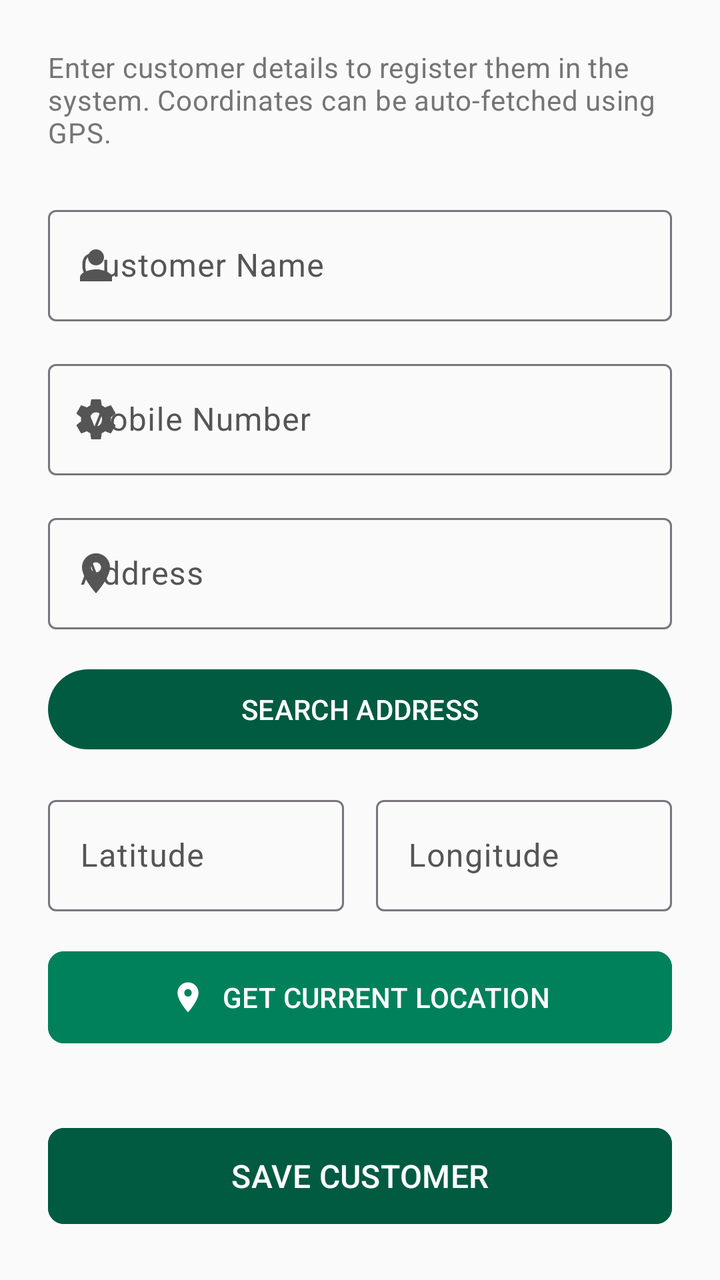
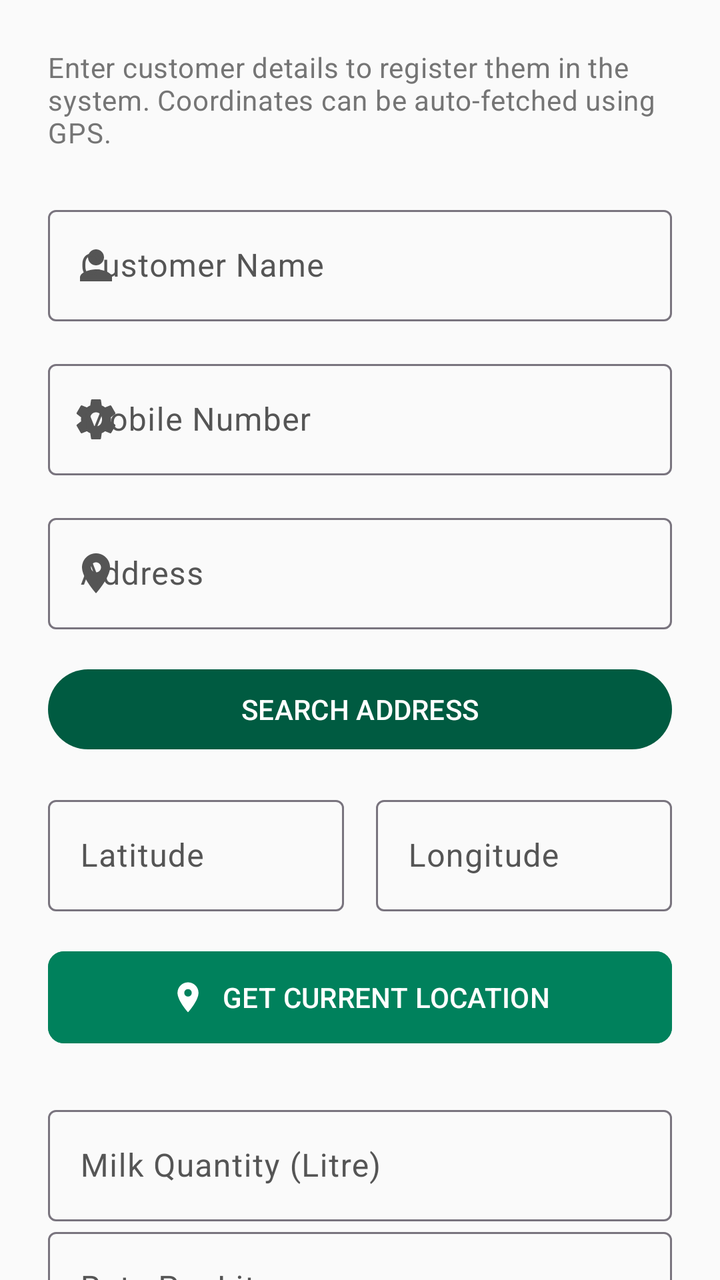

Screens rendered from an Android XML layout before and after an edit, with the pre-edit source and the edit as a unified diff.
<!-- AndroidManifest.xml: application theme Theme.MilkDelivery -->
<!-- res/layout/fragment_add_customer.xml -->
<?xml version="1.0" encoding="utf-8"?>
<androidx.core.widget.NestedScrollView xmlns:android="http://schemas.android.com/apk/res/android"
    xmlns:app="http://schemas.android.com/apk/res-auto"
    xmlns:tools="http://schemas.android.com/tools"
    android:layout_width="match_parent"
    android:layout_height="match_parent"
    android:fillViewport="true"
    android:background="@color/background">

    <LinearLayout
        android:layout_width="match_parent"
        android:layout_height="wrap_content"
        android:orientation="vertical"
        android:padding="24dp">

        
        <TextView
            android:layout_width="match_parent"
            android:layout_height="wrap_content"
            android:layout_marginBottom="24dp"
            android:text="Enter customer details to register them in the system. Coordinates can be auto-fetched using GPS."
            android:textAppearance="@style/TextAppearance.Material3.BodyMedium"
            android:textColor="@color/gray_dark" />

        
        <com.google.android.material.textfield.TextInputLayout
            android:id="@+id/lay_customer_name"
            android:layout_width="match_parent"
            android:layout_height="wrap_content"
            android:layout_marginBottom="16dp"
            android:hint="Customer Name"
            app:startIconDrawable="@drawable/ic_user"
            style="@style/Widget.Material3.TextInputLayout.OutlinedBox">

            <com.google.android.material.textfield.TextInputEditText
                android:id="@+id/et_customer_name"
                android:layout_width="match_parent"
                android:layout_height="wrap_content"
                android:inputType="textPersonName"
                android:maxLines="1" />
        </com.google.android.material.textfield.TextInputLayout>

        
        <com.google.android.material.textfield.TextInputLayout
            android:id="@+id/lay_mobile_number"
            android:layout_width="match_parent"
            android:layout_height="wrap_content"
            android:layout_marginBottom="16dp"
            android:hint="Mobile Number"
            app:startIconDrawable="@drawable/ic_settings"
            style="@style/Widget.Material3.TextInputLayout.OutlinedBox">

            <com.google.android.material.textfield.TextInputEditText
                android:id="@+id/et_mobile_number"
                android:layout_width="match_parent"
                android:layout_height="wrap_content"
                android:inputType="phone"
                android:maxLines="1" />
        </com.google.android.material.textfield.TextInputLayout>

        
        <com.google.android.material.textfield.TextInputLayout
            android:id="@+id/lay_address"
            android:layout_width="match_parent"
            android:layout_height="wrap_content"
            android:layout_marginBottom="16dp"
            android:hint="Address"
            app:startIconDrawable="@drawable/ic_location"
            style="@style/Widget.Material3.TextInputLayout.OutlinedBox">

            <com.google.android.material.textfield.TextInputEditText
                android:id="@+id/et_address"
                android:layout_width="match_parent"
                android:layout_height="wrap_content"
                android:inputType="textPostalAddress"
                android:maxLines="3" />
        </com.google.android.material.textfield.TextInputLayout>

        <com.google.android.material.button.MaterialButton
            android:id="@+id/btn_search_address"
            android:layout_width="match_parent"
            android:layout_height="wrap_content"
            android:layout_marginBottom="16dp"
            android:text="SEARCH ADDRESS" />

        
        <LinearLayout
            android:layout_width="match_parent"
            android:layout_height="wrap_content"
            android:orientation="horizontal"
            android:baselineAligned="false"
            android:layout_marginBottom="16dp">

            <com.google.android.material.textfield.TextInputLayout
                android:id="@+id/lay_latitude"
                android:layout_width="0dp"
                android:layout_height="wrap_content"
                android:layout_weight="1"
                android:layout_marginEnd="8dp"
                android:hint="Latitude"
                style="@style/Widget.Material3.TextInputLayout.OutlinedBox">

                <com.google.android.material.textfield.TextInputEditText
                    android:id="@+id/et_latitude"
                    android:layout_width="match_parent"
                    android:layout_height="wrap_content"
                    android:inputType="numberDecimal|numberSigned" />
            </com.google.android.material.textfield.TextInputLayout>

            <com.google.android.material.textfield.TextInputLayout
                android:id="@+id/lay_longitude"
                android:layout_width="0dp"
                android:layout_height="wrap_content"
                android:layout_weight="1"
                android:layout_marginStart="8dp"
                android:hint="Longitude"
                style="@style/Widget.Material3.TextInputLayout.OutlinedBox">

                <com.google.android.material.textfield.TextInputEditText
                    android:id="@+id/et_longitude"
                    android:layout_width="match_parent"
                    android:layout_height="wrap_content"
                    android:inputType="numberDecimal|numberSigned" />
            </com.google.android.material.textfield.TextInputLayout>

        </LinearLayout>

        
        <com.google.android.material.button.MaterialButton
            android:id="@+id/btn_get_location"
            android:layout_width="match_parent"
            android:layout_height="54dp"
            android:layout_marginBottom="24dp"
            android:text="GET CURRENT LOCATION"
            android:textAppearance="@style/TextAppearance.Material3.LabelLarge"
            android:textColor="@color/white"
            android:backgroundTint="@color/primary_light"
            app:icon="@drawable/ic_location"
            app:iconGravity="textStart"
            app:cornerRadius="8dp" />

        <View
            android:layout_width="match_parent"
            android:layout_height="0dp"
            android:layout_weight="1" />

        
        <com.google.android.material.button.MaterialButton
            android:id="@+id/btn_save_customer"
            android:layout_width="match_parent"
            android:layout_height="56dp"
            android:text="SAVE CUSTOMER"
            android:textAppearance="@style/TextAppearance.Material3.TitleMedium"
            android:textColor="@color/white"
            android:backgroundTint="@color/primary"
            app:cornerRadius="8dp" />

    </LinearLayout>
</androidx.core.widget.NestedScrollView>
<!-- resources referenced by this layout -->
<resources>
  <color name="background">#FAFAFA</color>
  <color name="gray_dark">#757575</color>
  <color name="primary">#005B41</color>
  <color name="primary_light">#00815C</color>
  <color name="white">#FFFFFF</color>
  <!-- drawable ic_location (drawable) -->
  <vector xmlns:android="http://schemas.android.com/apk/res/android"
      android:width="24dp"
      android:height="24dp"
      android:viewportWidth="24"
      android:viewportHeight="24">
    <path
        android:fillColor="#FF005B41"
        android:pathData="M12,2C8.13,2 5,5.13 5,9c0,5.25 7,13 7,13s7,-7.75 7,-13c0,-3.87 -3.13,-7 -7,-7z M12,11.5c-1.38,0 -2.5,-1.12 -2.5,-2.5s1.12,-2.5 2.5,-2.5 2.5,1.12 2.5,2.5 -1.12,2.5 -2.5,2.5z"/>
  </vector>
  <!-- drawable ic_settings (drawable) -->
  <vector xmlns:android="http://schemas.android.com/apk/res/android"
      android:width="24dp"
      android:height="24dp"
      android:viewportWidth="24"
      android:viewportHeight="24">
    <path
        android:fillColor="#FF555555"
        android:pathData="M19.43,12.98c0.04,-0.32 0.07,-0.64 0.07,-0.98s-0.03,-0.66 -0.07,-0.98l2.11,-1.65c0.19,-0.15 0.24,-0.42 0.12,-0.64l-2,-3.46c-0.12,-0.22 -0.39,-0.3 -0.61,-0.22l-2.49,1c-0.52,-0.4 -1.08,-0.73 -1.69,-0.98l-0.38,-2.65C14.46,2.18 14.25,2 14,2h-4c-0.25,0 -0.46,0.18 -0.49,0.42L9.13,5.07c-0.61,0.25 -1.17,0.59 -1.69,0.98l-2.49,-1c-0.23,-0.09 -0.49,0 -0.61,0.22l-2,3.46c-0.13,0.22 -0.07,0.49 0.12,0.64l2.11,1.65c-0.04,0.32 -0.07,0.65 -0.07,0.98s0.03,0.66 0.07,0.98l-2.11,1.65c-0.19,0.15 -0.24,0.42 -0.12,0.64l2,3.46c0.12,0.22 0.39,0.3 0.61,0.22l2.49,-1c0.52,0.4 1.08,0.73 1.69,0.98l0.38,2.65C9.54,21.82 9.75,22 10,22h4c0.25,0 0.46,-0.18 0.49,-0.42l0.38,-2.65c0.61,-0.25 1.17,-0.59 1.69,-0.98l2.49,1c0.23,0.09 0.49,0 0.61,-0.22l2,-3.46c0.12,-0.22 0.07,-0.49 -0.12,-0.64l-2.11,-1.65z M12,15.5c-1.93,0 -3,-1.57 -3,-3.5s1.07,-3.5 3,-3.5s3,1.57 3,3.5s-1.07,3.5 -3,3.5z"/>
  </vector>
  <!-- drawable ic_user (drawable) -->
  <vector xmlns:android="http://schemas.android.com/apk/res/android"
      android:width="24dp"
      android:height="24dp"
      android:viewportWidth="24"
      android:viewportHeight="24">
    <path
        android:fillColor="#FF555555"
        android:pathData="M12,12c2.21,0 4,-1.79 4,-4s-1.79,-4 -4,-4s-4,1.79 -4,4S9.79,12 12,12z M12,14c-2.67,0 -8,1.34 -8,4v2h16v-2C20,15.34 14.67,14 12,14z"/>
  </vector>
  <style name="Theme.MilkDelivery" parent="Theme.Material3.DayNight.NoActionBar">
          
          <item name="colorPrimary">@color/primary</item>
          <item name="colorPrimaryDark">@color/primary_dark</item>
          <item name="colorSecondary">@color/secondary</item>
          <item name="android:statusBarColor">@color/primary</item>
          <item name="android:windowLightStatusBar">false</item>
          
          
          <item name="colorSurface">@color/surface</item>
          <item name="colorOnSurface">@color/on_surface</item>
          <item name="android:windowBackground">@color/background</item>
          <item name="colorSurfaceVariant">@color/surface_variant</item>
          <item name="colorOnSurfaceVariant">@color/on_surface_variant</item>
          
          
          <item name="materialCardViewStyle">@style/Widget.Material3.CardView.Elevated</item>
      </style>
  <color name="primary_dark">#00402E</color>
  <color name="secondary">#03DAC6</color>
  <color name="surface">#FFFFFF</color>
  <color name="on_surface">#212121</color>
  <color name="surface_variant">#F4F4F4</color>
  <color name="on_surface_variant">#555555</color>
</resources>

<!-- the commit's change to res/layout/fragment_add_customer.xml (unified diff, before → after) -->
@@ -142,7 +142,34 @@
         <View
             android:layout_width="match_parent"
             android:layout_height="0dp"
-            android:layout_weight="1" />
+            android:layout_weight="1" /><com.google.android.material.textfield.TextInputLayout
+        android:id="@+id/lay_milk_quantity"
+        android:layout_width="match_parent"
+        android:layout_height="wrap_content"
+        android:hint="Milk Quantity (Litre)">
+
+        <com.google.android.material.textfield.TextInputEditText
+            android:id="@+id/et_milk_quantity"
+            android:layout_width="match_parent"
+            android:layout_height="wrap_content"
+            android:inputType="numberDecimal"/>
+    </com.google.android.material.textfield.TextInputLayout>
+
+
+        <com.google.android.material.textfield.TextInputLayout
+            android:id="@+id/lay_milk_rate"
+            android:layout_width="match_parent"
+            android:layout_height="wrap_content"
+            android:hint="Rate Per Litre">
+
+            <com.google.android.material.textfield.TextInputEditText
+                android:id="@+id/et_milk_rate"
+                android:layout_width="match_parent"
+                android:layout_height="wrap_content"
+                android:inputType="numberDecimal"/>
+        </com.google.android.material.textfield.TextInputLayout>
+
+
 
         
         <com.google.android.material.button.MaterialButton
